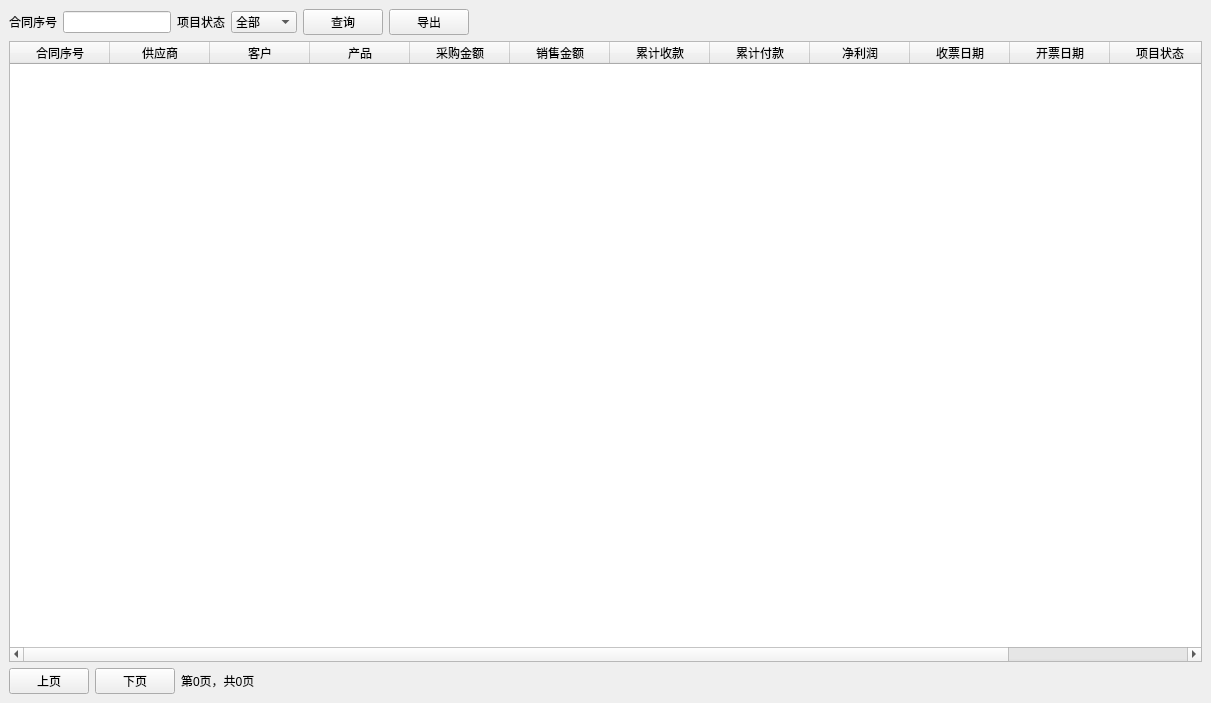
First picture: the form in ui/ui.ui, repository jfweng-hub/uiClient, before the edit.
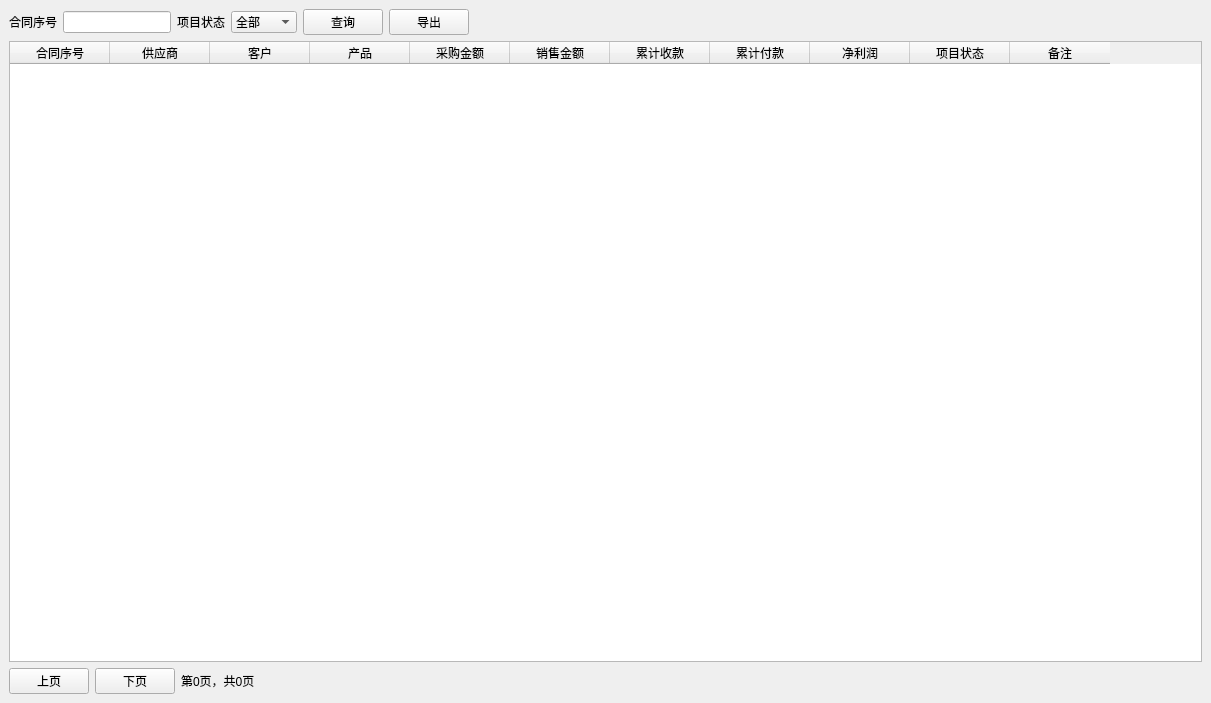
Second picture: the form after the edit. Icons and pictures are not drawn.

Patch:
```diff
--- a/ui/ui.ui
+++ b/ui/ui.ui
@@ -176,16 +176,6 @@
         <string>净利润</string>
        </property>
       </column>
-      <column>
-       <property name="text">
-        <string>收票日期</string>
-       </property>
-      </column>
-      <column>
-       <property name="text">
-        <string>开票日期</string>
-       </property>
-      </column>
       <column>
        <property name="text">
         <string>项目状态</string>
```
Left out of the diff: 2 changed lines with no effect on the pictures.
